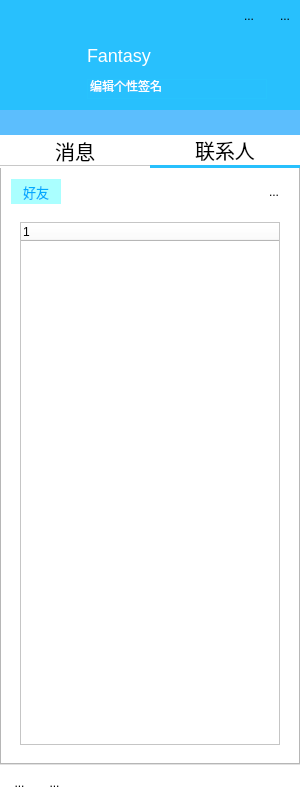
Qt form QQClient/maininterface.ui (Fantasy714/-Qt5-C-S-QQ-) before a commit.
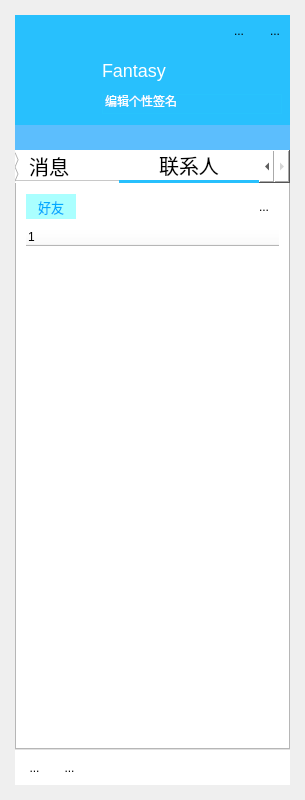
The same form after that commit. The open tabs and pages were chosen to show the change. Icons and pictures are not drawn.

The edit to the form file:
```diff
--- a/QQClient/maininterface.ui
+++ b/QQClient/maininterface.ui
@@ -1,12 +1,12 @@
 <?xml version="1.0" encoding="UTF-8"?>
 <ui version="4.0">
  <class>MainInterface</class>
- <widget class="QMainWindow" name="MainInterface">
+ <widget class="QWidget" name="MainInterface">
   <property name="geometry">
    <rect>
     <x>0</x>
     <y>0</y>
-    <width>300</width>
+    <width>305</width>
     <height>800</height>
    </rect>
   </property>
@@ -28,22 +28,21 @@
   <property name="styleSheet">
    <string notr="true"/>
   </property>
-  <widget class="QWidget" name="centralwidget">
    <layout class="QVBoxLayout" name="verticalLayout">
     <property name="spacing">
      <number>0</number>
     </property>
     <property name="leftMargin">
-     <number>0</number>
+    <number>15</number>
     </property>
     <property name="topMargin">
-     <number>0</number>
+    <number>15</number>
     </property>
     <property name="rightMargin">
-     <number>0</number>
+    <number>15</number>
     </property>
     <property name="bottomMargin">
-     <number>0</number>
+    <number>15</number>
     </property>
     <item>
      <widget class="QWidget" name="HeadWidget" native="true">
@@ -483,11 +482,17 @@
     </item>
     <item>
      <widget class="QTabWidget" name="tabWidget">
+     <property name="sizePolicy">
+      <sizepolicy hsizetype="Expanding" vsizetype="Expanding">
+       <horstretch>0</horstretch>
+       <verstretch>0</verstretch>
+      </sizepolicy>
+     </property>
       <property name="styleSheet">
        <string notr="true">QTabBar::tab
 {
 	font:20px;
-	width:150px;
+	width:140px;
 	height:30px;
 	border-style:solid;
 	border-top-width:0px;
@@ -531,6 +536,12 @@
        </attribute>
       </widget>
       <widget class="QWidget" name="tab_2">
+      <property name="sizePolicy">
+       <sizepolicy hsizetype="Expanding" vsizetype="Preferred">
+        <horstretch>0</horstretch>
+        <verstretch>0</verstretch>
+       </sizepolicy>
+      </property>
        <attribute name="title">
         <string>联系人</string>
        </attribute>
@@ -653,15 +664,33 @@
             <rect>
              <x>0</x>
              <y>0</y>
-             <width>276</width>
-             <height>536</height>
+            <width>251</width>
+            <height>506</height>
             </rect>
            </property>
            <layout class="QVBoxLayout" name="verticalLayout_5">
+           <property name="spacing">
+            <number>0</number>
+           </property>
+           <property name="leftMargin">
+            <number>0</number>
+           </property>
+           <property name="topMargin">
+            <number>0</number>
+           </property>
+           <property name="rightMargin">
+            <number>0</number>
+           </property>
+           <property name="bottomMargin">
+            <number>0</number>
+           </property>
             <item>
              <widget class="QTreeWidget" name="treeWidget">
               <property name="styleSheet">
-               <string notr="true"/>
+              <string notr="true">QTreeWidget
+{
+	border-style:none;
+}</string>
               </property>
               <column>
                <property name="text">
@@ -708,16 +737,15 @@
         </rect>
        </property>
        <property name="styleSheet">
-        <string notr="true">QToolButton
+       <string notr="true">QToolButton:hover
 {
-	background-color:transparent;
-	border-style:none;
+	background-color:rgba(200, 200, 200,85);
 }
-QToolButton:hover
+QToolButton:pressed
 {
-	background-color:rgb(242,242,242);
-	border-style:none;
-}</string>
+	background-color:rgba(220,220,220,85);
+}
+</string>
        </property>
        <property name="text">
         <string>...</string>
@@ -733,7 +761,7 @@
         </size>
        </property>
        <property name="autoRaise">
-        <bool>false</bool>
+       <bool>true</bool>
        </property>
       </widget>
       <widget class="QToolButton" name="AddFriends">
@@ -746,16 +774,15 @@
         </rect>
        </property>
        <property name="styleSheet">
-        <string notr="true">QToolButton
+       <string notr="true">QToolButton:hover
 {
-	background-color:transparent;
-	border-style:none;
+	background-color:rgba(200, 200, 200,85);
 }
-QToolButton:hover
+QToolButton:pressed
 {
-	background-color:rgb(242,242,242);
-	border-style:none;
-}</string>
+	background-color:rgba(220,220,220,85);
+}
+</string>
        </property>
        <property name="text">
         <string>...</string>
@@ -771,13 +798,12 @@
         </size>
        </property>
        <property name="autoRaise">
-        <bool>false</bool>
+       <bool>true</bool>
        </property>
       </widget>
      </widget>
     </item>
    </layout>
-  </widget>
  </widget>
  <resources>
   <include location="lib.qrc"/>
```
Left out of the diff: 12 changed lines with no effect on the pictures. Lines whose indentation alone changed are shown as unchanged.
